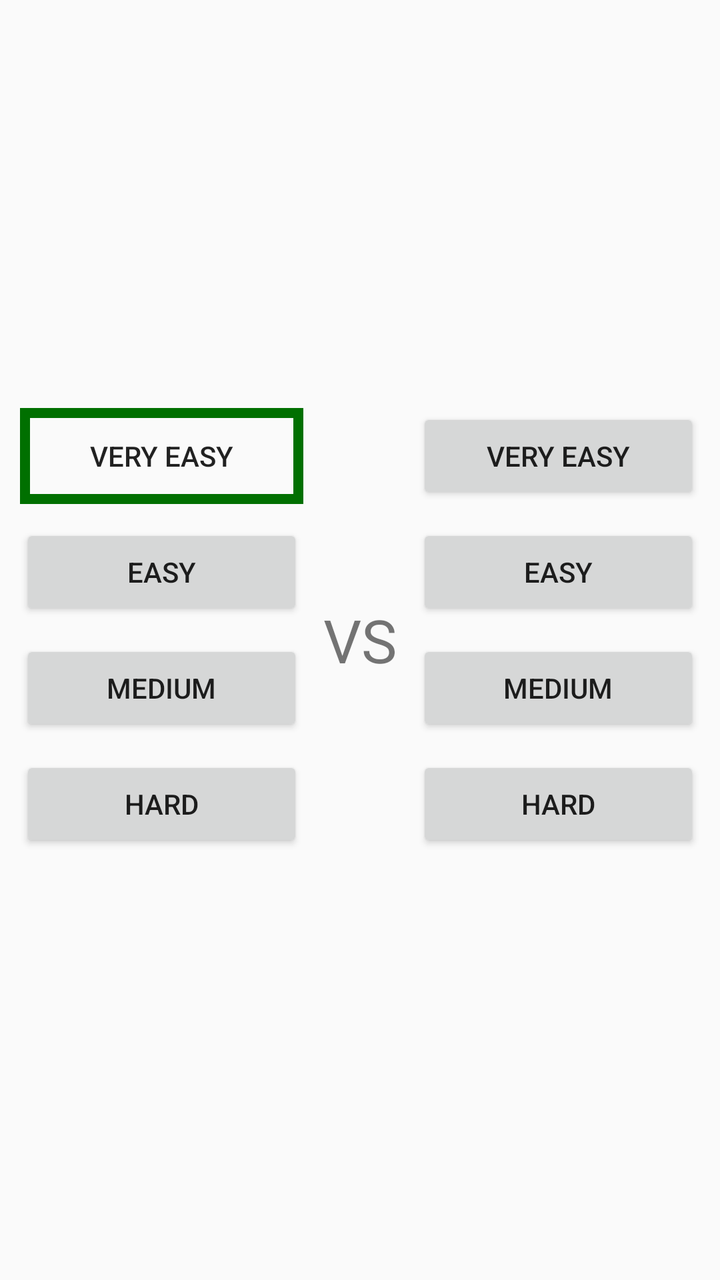
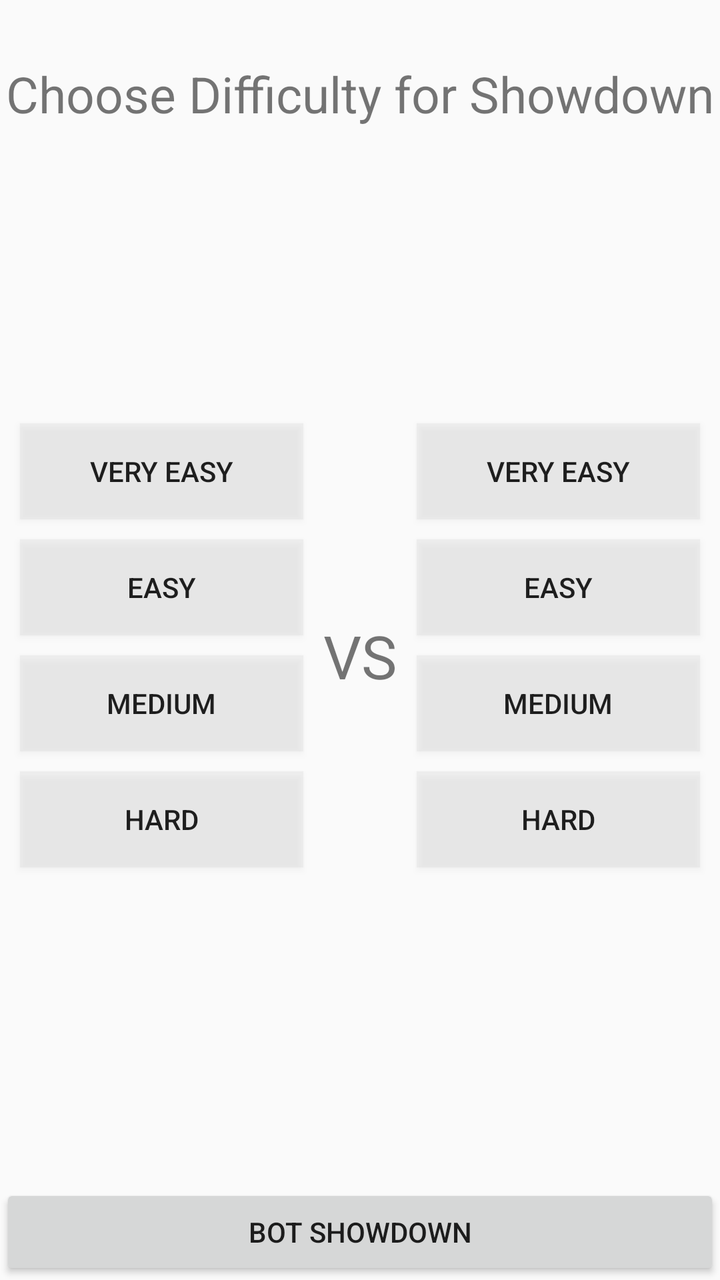

Compare the two renders of this Android layout. The source of the first and the diff that turns it into the second are given below.
<!-- AndroidManifest.xml: application theme AppTheme -->
<!-- res/layout/showdown_difficulty_fragment_layout.xml -->
<?xml version="1.0" encoding="utf-8"?>
<LinearLayout xmlns:android="http://schemas.android.com/apk/res/android"
    android:orientation="horizontal" android:layout_width="match_parent"
    android:layout_height="match_parent"
    android:baselineAligned="false">

    <LinearLayout
        android:layout_width="0dp"
        android:layout_height="match_parent"
        android:orientation="vertical"
        android:layout_weight="1">

        <View
            android:layout_width="match_parent"
            android:layout_height="0dp"
            android:layout_weight="1"/>

        <Button
            android:text="@string/very_easy_bot"
            android:layout_width="match_parent"
            android:layout_height="wrap_content"
            android:id="@+id/very_easy_bot_button_X"
            android:layout_marginLeft="10dp"
            android:layout_marginRight="10dp"
            android:layout_marginBottom="10dp"
            android:background="@drawable/button_layout" />

        <Button
            android:text="@string/easy_bot"
            android:layout_width="match_parent"
            android:layout_height="wrap_content"
            android:id="@+id/easy_bot_button_X"
            android:layout_marginLeft="10dp"
            android:layout_marginRight="10dp"
            android:layout_marginBottom="10dp" />

        <Button
            android:text="@string/medium_bot"
            android:layout_width="match_parent"
            android:layout_height="wrap_content"
            android:id="@+id/medium_bot_button_X"
            android:layout_marginBottom="10dp"
            android:layout_marginLeft="10dp"
            android:layout_marginRight="10dp" />

        <Button
            android:text="@string/hard_bot"
            android:layout_width="match_parent"
            android:layout_height="wrap_content"
            android:id="@+id/hard_bot_button_X"
            android:layout_marginLeft="10dp"
            android:layout_marginRight="10dp"
            android:layout_marginBottom="10dp" />

        <View
            android:layout_width="match_parent"
            android:layout_height="0dp"
            android:layout_weight="1"/>

    </LinearLayout>

    <TextView
        android:layout_width="wrap_content"
        android:layout_height="match_parent"
        android:gravity="center"
        android:textSize="30sp"
        android:text="@string/versus_tag"/>

    <LinearLayout
        android:layout_width="0dp"
        android:layout_height="match_parent"
        android:orientation="vertical"
        android:layout_weight="1">

        <View
            android:layout_width="match_parent"
            android:layout_height="0dp"
            android:layout_weight="1"/>

        <Button
            android:text="@string/very_easy_bot"
            android:layout_width="match_parent"
            android:layout_height="wrap_content"
            android:id="@+id/very_easy_bot_button_O"
            android:layout_marginLeft="10dp"
            android:layout_marginRight="10dp"
            android:layout_marginBottom="10dp" />

        <Button
            android:text="@string/easy_bot"
            android:layout_width="match_parent"
            android:layout_height="wrap_content"
            android:id="@+id/easy_bot_button_O"
            android:layout_marginLeft="10dp"
            android:layout_marginRight="10dp"
            android:layout_marginBottom="10dp" />

        <Button
            android:text="@string/medium_bot"
            android:layout_width="match_parent"
            android:layout_height="wrap_content"
            android:id="@+id/medium_bot_button_O"
            android:layout_marginBottom="10dp"
            android:layout_marginLeft="10dp"
            android:layout_marginRight="10dp" />

        <Button
            android:text="@string/hard_bot"
            android:layout_width="match_parent"
            android:layout_height="wrap_content"
            android:id="@+id/hard_bot_button_O"
            android:layout_marginLeft="10dp"
            android:layout_marginRight="10dp"
            android:layout_marginBottom="10dp" />

        <View
            android:layout_width="match_parent"
            android:layout_height="0dp"
            android:layout_weight="1"/>

    </LinearLayout>


</LinearLayout>
<!-- resources referenced by this layout -->
<resources>
  <!-- drawable button_layout (drawable) -->
  <?xml version="1.0" encoding="utf-8"?>
  <shape xmlns:android="http://schemas.android.com/apk/res/android"
      android:shape="rectangle">
      <stroke android:width="5dp" android:color="#007000" />
  </shape>
  <string name="easy_bot">Easy</string>
  <string name="hard_bot">Hard</string>
  <string name="medium_bot">Medium</string>
  <string name="versus_tag">VS</string>
  <string name="very_easy_bot">Very Easy</string>
  <style name="AppTheme" parent="Theme.AppCompat.Light.DarkActionBar">
          <item name="colorPrimary">@color/colorPrimary</item>
          <item name="colorPrimaryDark">@color/colorPrimaryDark</item>
          <item name="colorAccent">@color/colorAccent</item>
      </style>
  <color name="colorPrimary">#3F51B5</color>
  <color name="colorPrimaryDark">#303F9F</color>
  <color name="colorAccent">#FF4081</color>
</resources>

<!-- the commit's change to res/layout/showdown_difficulty_fragment_layout.xml (unified diff, before → after) -->
@@ -1,124 +1,153 @@
 <?xml version="1.0" encoding="utf-8"?>
 <LinearLayout xmlns:android="http://schemas.android.com/apk/res/android"
-    android:orientation="horizontal" android:layout_width="match_parent"
+    android:orientation="vertical"
+    android:layout_width="match_parent"
     android:layout_height="match_parent"
     android:baselineAligned="false">
 
+    <TextView
+        android:paddingTop="30dp"
+        android:layout_width="match_parent"
+        android:layout_height="wrap_content"
+        android:text="@string/choose_showdown_diff_text"
+        android:textSize="25sp"
+        android:gravity="center"/>
+
     <LinearLayout
-        android:layout_width="0dp"
-        android:layout_height="match_parent"
-        android:orientation="vertical"
-        android:layout_weight="1">
+        android:layout_width="match_parent"
+        android:layout_height="0dp"
+        android:layout_weight="1"
+        android:orientation="horizontal" >
 
-        <View
-            android:layout_width="match_parent"
-            android:layout_height="0dp"
-            android:layout_weight="1"/>
+        <LinearLayout
+            android:layout_width="0dp"
+            android:layout_height="match_parent"
+            android:orientation="vertical"
+            android:layout_weight="1">
 
-        <Button
-            android:text="@string/very_easy_bot"
-            android:layout_width="match_parent"
-            android:layout_height="wrap_content"
-            android:id="@+id/very_easy_bot_button_X"
-            android:layout_marginLeft="10dp"
-            android:layout_marginRight="10dp"
-            android:layout_marginBottom="10dp"
-            android:background="@drawable/button_layout" />
+            <View
+                android:layout_width="match_parent"
+                android:layout_height="0dp"
+                android:layout_weight="1"/>
 
-        <Button
-            android:text="@string/easy_bot"
-            android:layout_width="match_parent"
-            android:layout_height="wrap_content"
-            android:id="@+id/easy_bot_button_X"
-            android:layout_marginLeft="10dp"
-            android:layout_marginRight="10dp"
-            android:layout_marginBottom="10dp" />
+            <Button
+                android:text="@string/very_easy_bot"
+                android:layout_width="match_parent"
+                android:layout_height="wrap_content"
+                android:id="@+id/very_easy_bot_button_X"
+                android:layout_marginLeft="10dp"
+                android:layout_marginRight="10dp"
+                android:layout_marginBottom="10dp"
+                android:background="@color/showdown_button_not_selected" />
 
-        <Button
-            android:text="@string/medium_bot"
-            android:layout_width="match_parent"
-            android:layout_height="wrap_content"
-            android:id="@+id/medium_bot_button_X"
-            android:layout_marginBottom="10dp"
-            android:layout_marginLeft="10dp"
-            android:layout_marginRight="10dp" />
+            <Button
+                android:text="@string/easy_bot"
+                android:layout_width="match_parent"
+                android:layout_height="wrap_content"
+                android:id="@+id/easy_bot_button_X"
+                android:layout_marginLeft="10dp"
+                android:layout_marginRight="10dp"
+                android:layout_marginBottom="10dp"
+                android:background="@color/showdown_button_not_selected" />
 
-        <Button
-            android:text="@string/hard_bot"
-            android:layout_width="match_parent"
-            android:layout_height="wrap_content"
-            android:id="@+id/hard_bot_button_X"
-            android:layout_marginLeft="10dp"
-            android:layout_marginRight="10dp"
-            android:layout_marginBottom="10dp" />
+            <Button
+                android:text="@string/medium_bot"
+                android:layout_width="match_parent"
+                android:layout_height="wrap_content"
+                android:id="@+id/medium_bot_button_X"
+                android:layout_marginBottom="10dp"
+                android:layout_marginLeft="10dp"
+                android:layout_marginRight="10dp"
+                android:background="@color/showdown_button_not_selected" />
 
-        <View
-            android:layout_width="match_parent"
-            android:layout_height="0dp"
-            android:layout_weight="1"/>
+            <Button
+                android:text="@string/hard_bot"
+                android:layout_width="match_parent"
+                android:layout_height="wrap_content"
+                android:id="@+id/hard_bot_button_X"
+                android:layout_marginLeft="10dp"
+                android:layout_marginRight="10dp"
+                android:layout_marginBottom="10dp"
+                android:background="@color/showdown_button_not_selected" />
+
+            <View
+                android:layout_width="match_parent"
+                android:layout_height="0dp"
+                android:layout_weight="1"/>
+
+        </LinearLayout>
+
+        <TextView
+            android:layout_width="wrap_content"
+            android:layout_height="match_parent"
+            android:gravity="center"
+            android:textSize="30sp"
+            android:text="@string/versus_tag"/>
+
+        <LinearLayout
+            android:layout_width="0dp"
+            android:layout_height="match_parent"
+            android:orientation="vertical"
+            android:layout_weight="1">
+
+            <View
+                android:layout_width="match_parent"
+                android:layout_height="0dp"
+                android:layout_weight="1"/>
+
+            <Button
+                android:text="@string/very_easy_bot"
+                android:layout_width="match_parent"
+                android:layout_height="wrap_content"
+                android:id="@+id/very_easy_bot_button_O"
+                android:layout_marginLeft="10dp"
+                android:layout_marginRight="10dp"
+                android:layout_marginBottom="10dp"
+                android:background="@color/showdown_button_not_selected"/>
+
+            <Button
+                android:text="@string/easy_bot"
+                android:layout_width="match_parent"
+                android:layout_height="wrap_content"
+                android:id="@+id/easy_bot_button_O"
+                android:layout_marginLeft="10dp"
+                android:layout_marginRight="10dp"
+                android:layout_marginBottom="10dp"
+                android:background="@color/showdown_button_not_selected"/>
+
+            <Button
+                android:text="@string/medium_bot"
+                android:layout_width="match_parent"
+                android:layout_height="wrap_content"
+                android:id="@+id/medium_bot_button_O"
+                android:layout_marginBottom="10dp"
+                android:layout_marginLeft="10dp"
+                android:layout_marginRight="10dp"
+                android:background="@color/showdown_button_not_selected" />
+
+            <Button
+                android:text="@string/hard_bot"
+                android:layout_width="match_parent"
+                android:layout_height="wrap_content"
+                android:id="@+id/hard_bot_button_O"
+                android:layout_marginLeft="10dp"
+                android:layout_marginRight="10dp"
+                android:layout_marginBottom="10dp"
+                android:background="@color/showdown_button_not_selected" />
+
+            <View
+                android:layout_width="match_parent"
+                android:layout_height="0dp"
+                android:layout_weight="1"/>
+
+        </LinearLayout>
 
     </LinearLayout>
 
-    <TextView
-        android:layout_width="wrap_content"
-        android:layout_height="match_parent"
-        android:gravity="center"
-        android:textSize="30sp"
-        android:text="@string/versus_tag"/>
-
-    <LinearLayout
-        android:layout_width="0dp"
-        android:layout_height="match_parent"
-        android:orientation="vertical"
-        android:layout_weight="1">
-
-        <View
-            android:layout_width="match_parent"
-            android:layout_height="0dp"
-            android:layout_weight="1"/>
-
-        <Button
-            android:text="@string/very_easy_bot"
-            android:layout_width="match_parent"
-            android:layout_height="wrap_content"
-            android:id="@+id/very_easy_bot_button_O"
-            android:layout_marginLeft="10dp"
-            android:layout_marginRight="10dp"
-            android:layout_marginBottom="10dp" />
-
-        <Button
-            android:text="@string/easy_bot"
-            android:layout_width="match_parent"
-            android:layout_height="wrap_content"
-            android:id="@+id/easy_bot_button_O"
-            android:layout_marginLeft="10dp"
-            android:layout_marginRight="10dp"
-            android:layout_marginBottom="10dp" />
-
-        <Button
-            android:text="@string/medium_bot"
-            android:layout_width="match_parent"
-            android:layout_height="wrap_content"
-            android:id="@+id/medium_bot_button_O"
-            android:layout_marginBottom="10dp"
-            android:layout_marginLeft="10dp"
-            android:layout_marginRight="10dp" />
-
-        <Button
-            android:text="@string/hard_bot"
-            android:layout_width="match_parent"
-            android:layout_height="wrap_content"
-            android:id="@+id/hard_bot_button_O"
-            android:layout_marginLeft="10dp"
-            android:layout_marginRight="10dp"
-            android:layout_marginBottom="10dp" />
-
-        <View
-            android:layout_width="match_parent"
-            android:layout_height="0dp"
-            android:layout_weight="1"/>
-
-    </LinearLayout>
-
+    <Button
+        android:layout_width="match_parent"
+        android:layout_height="wrap_content"
+        android:text="@string/bot_showdown_button_text"
+        android:id="@+id/start_showdown_button"/>
 
 </LinearLayout>
<!-- resource entries referenced after the edit -->
@@ -1,11 +1,8 @@
 <!-- resources referenced by this layout -->
 <resources>
-  <!-- drawable button_layout (drawable) -->
-  <?xml version="1.0" encoding="utf-8"?>
-  <shape xmlns:android="http://schemas.android.com/apk/res/android"
-      android:shape="rectangle">
-      <stroke android:width="5dp" android:color="#007000" />
-  </shape>
+  <color name="showdown_button_not_selected">#3bcecece</color>
+  <string name="bot_showdown_button_text">Bot Showdown</string>
+  <string name="choose_showdown_diff_text">Choose Difficulty for Showdown</string>
   <string name="easy_bot">Easy</string>
   <string name="hard_bot">Hard</string>
   <string name="medium_bot">Medium</string>
